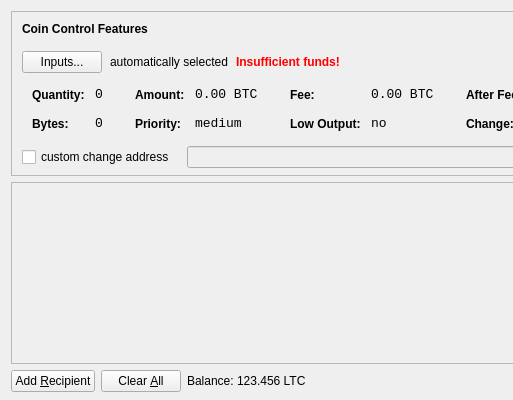
First picture: the form in src/qt/forms/sendcoinsdialog.ui, repository proyecto-chaucha/chauchera-old, before the edit; both pictures show x 0 to 513 and y 0 to 400 of the 850 by 400 pixel window.
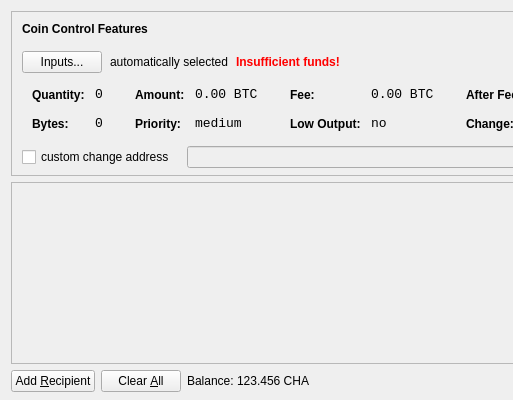
Second picture: the form after the edit. Icons and pictures are not drawn.

```diff
--- a/src/qt/forms/sendcoinsdialog.ui
+++ b/src/qt/forms/sendcoinsdialog.ui
@@ -720,7 +720,7 @@
           <cursorShape>IBeamCursor</cursorShape>
          </property>
          <property name="text">
-          <string>123.456 LTC</string>
+          <string>123.456 CHA</string>
          </property>
          <property name="textInteractionFlags">
           <set>Qt::LinksAccessibleByMouse|Qt::TextSelectableByKeyboard|Qt::TextSelectableByMouse</set>
```
